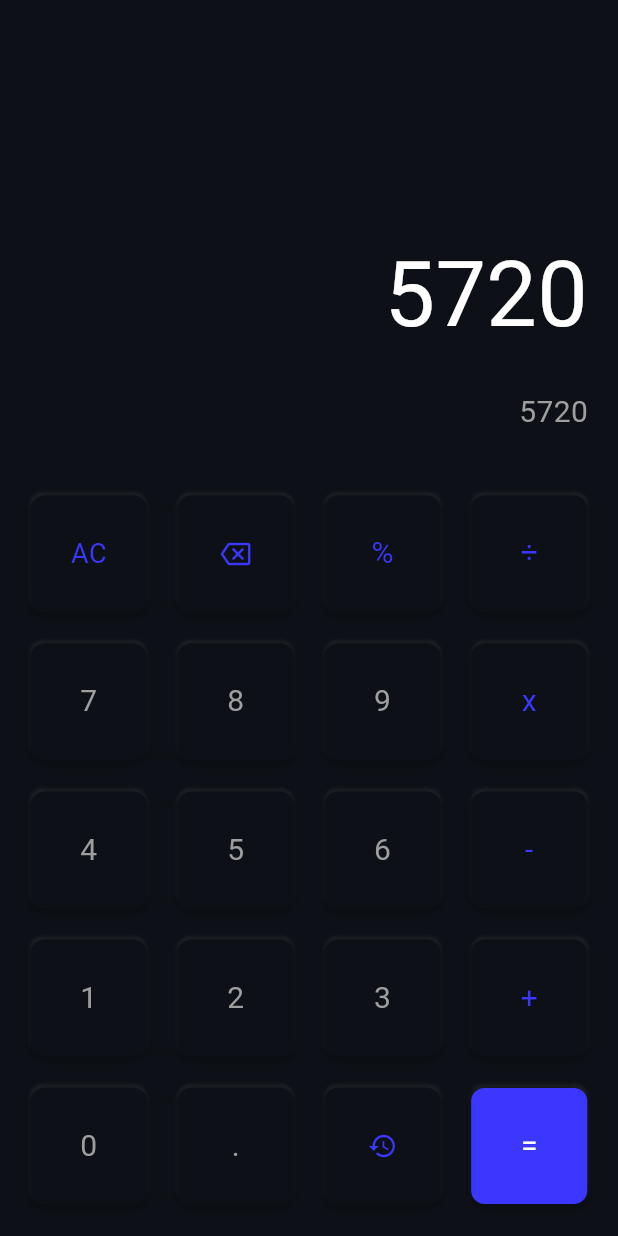
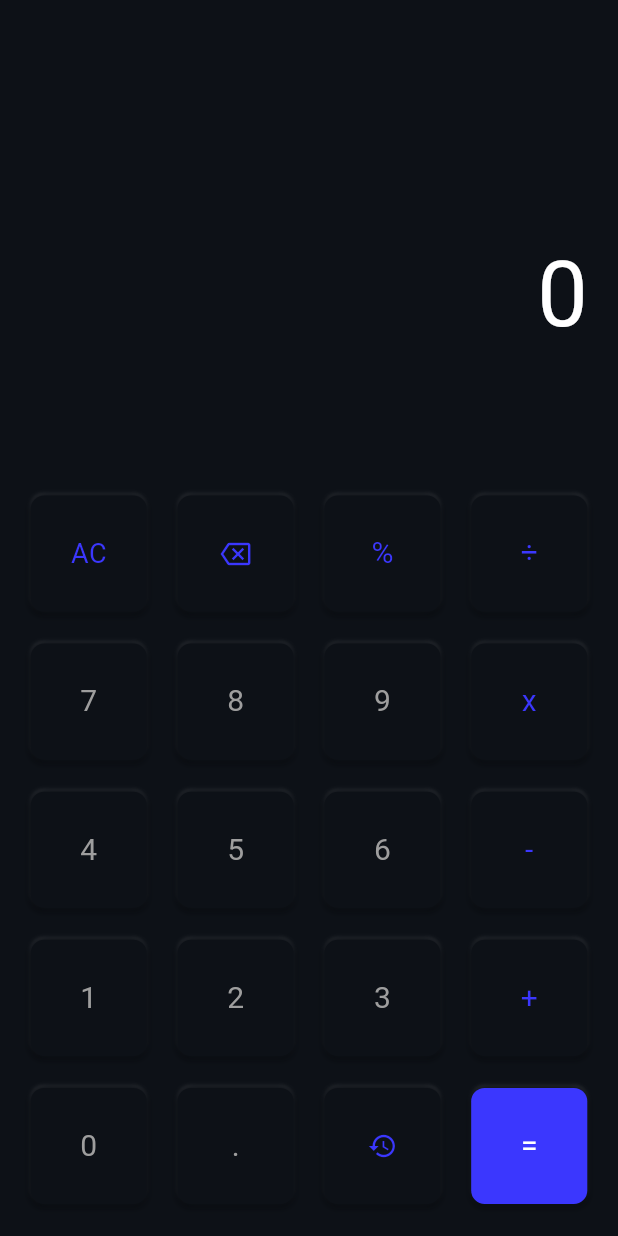
Before and after one commit to itsAliTahir/flutter_calculator_app, a Flutter app: the screen it shows after launch, after a tap on "AC", on a phone screen of 412 x 824 dp. Run offline on Flutter 3.47's test engine with Material 3 defaults, Android fonts, the phone set to English and light mode, and no system bars; drawn by our look-alikes of flutter_bounceable.

Commit message:
basic made

```diff
--- a/lib/main.dart
+++ b/lib/main.dart
@@ -1,5 +1,6 @@
+import 'package:calculator_app/models/dataprovider.dart';
 import 'package:flutter/material.dart';
-
+import 'package:provider/provider.dart';
 import 'screens/homescreen.dart';
 
 void main() {
@@ -11,9 +12,12 @@ class MyApp extends StatelessWidget {
 
   @override
   Widget build(BuildContext context) {
-    return const MaterialApp(
-      debugShowCheckedModeBanner: false,
-      home: HomeScreen(),
+    return ChangeNotifierProvider(
+      create: (context) => DigitalCalculator(),
+      child: const MaterialApp(
+        debugShowCheckedModeBanner: false,
+        home: HomeScreen(),
+      ),
     );
   }
 }
--- /dev/null
+++ b/lib/models/dataprovider.dart
@@ -0,0 +1,23 @@
+import 'package:flutter/material.dart';
+
+class DigitalCalculator extends ChangeNotifier {
+  num _solution = 0;
+  String _input = " ";
+  get solution => _solution;
+  get input => _input;
+
+  void typeInput(String letter) {
+    _input = _input + letter;
+    notifyListeners();
+  }
+
+  void ac() {
+    _input = " ";
+    notifyListeners();
+  }
+
+  void delete() {
+    _input.trimRight();
+    notifyListeners();
+  }
+}
--- a/lib/widgets/button.dart
+++ b/lib/widgets/button.dart
@@ -1,6 +1,5 @@
 import 'package:flutter/material.dart';
 import 'package:flutter_bounceable/flutter_bounceable.dart';
-
 import '../models/themedata.dart';
 
 // ignore: must_be_immutable
@@ -8,7 +7,9 @@ class Button extends StatefulWidget {
   String text;
   Color textColor;
   Color backgroundColor;
-  Button(this.text, this.textColor, this.backgroundColor, {super.key});
+  Function onTap;
+  Button(this.text, this.textColor, this.backgroundColor, this.onTap,
+      {super.key});
 
   @override
   State<Button> createState() => _ButtonState();
@@ -22,7 +23,9 @@ class _ButtonState extends State<Button> {
     double screenWidth = MediaQuery.of(context).size.width;
     double screenHeight = MediaQuery.of(context).size.height;
     return Bounceable(
-      onTap: () {},
+      onTap: () {
+        widget.onTap();
+      },
       onTapDown: (p0) {
         setState(() {
           istapped = true;
@@ -30,6 +33,12 @@ class _ButtonState extends State<Button> {
         });
       },
       onTapUp: (p0) {
+        setState(() {
+          istapped = false;
+          pressedButton = " ";
+        });
+      },
+      onTapCancel: () {
         setState(() {
           istapped = false;
           pressedButton = " ";
--- a/lib/widgets/numpad.dart
+++ b/lib/widgets/numpad.dart
@@ -2,6 +2,8 @@
 
 import 'package:calculator_app/models/themedata.dart';
 import 'package:flutter/material.dart';
+import 'package:provider/provider.dart';
+import '../models/dataprovider.dart';
 import 'button.dart';
 
 class NumPad extends StatefulWidget {
@@ -14,6 +16,7 @@ class NumPad extends StatefulWidget {
 class _NumPadState extends State<NumPad> {
   @override
   Widget build(BuildContext context) {
+    var digitalCalculator = Provider.of<DigitalCalculator>(context);
     Widget buttonsRow(
         Widget ButtonA, Widget ButtonB, Widget ButtonC, Widget ButtonD) {
       return Row(
@@ -26,34 +29,58 @@ class _NumPadState extends State<NumPad> {
       mainAxisAlignment: MainAxisAlignment.spaceEvenly,
       children: [
         buttonsRow(
-          Button("AC", primaryColor, themeColor),
-          Button("<X|", primaryColor, themeColor),
-          Button("%", primaryColor, themeColor),
-          Button("÷", primaryColor, themeColor),
+          Button("AC", primaryColor, themeColor, () {
+            digitalCalculator.ac();
+          }),
+          Button("<X|", primaryColor, themeColor, () {
+            digitalCalculator.delete();
+          }),
+          Button("%", primaryColor, themeColor, () {}),
+          Button("÷", primaryColor, themeColor, () {}),
         ),
         buttonsRow(
-          Button("7", numericColor, themeColor),
-          Button("8", numericColor, themeColor),
-          Button("9", numericColor, themeColor),
-          Button("x", primaryColor, themeColor),
+          Button("7", numericColor, themeColor, () {
+            digitalCalculator.typeInput("7");
+          }),
+          Button("8", numericColor, themeColor, () {
+            digitalCalculator.typeInput("8");
+          }),
+          Button("9", numericColor, themeColor, () {
+            digitalCalculator.typeInput("9");
+          }),
+          Button("x", primaryColor, themeColor, () {}),
         ),
         buttonsRow(
-          Button("4", numericColor, themeColor),
-          Button("5", numericColor, themeColor),
-          Button("6", numericColor, themeColor),
-          Button("-", primaryColor, themeColor),
+          Button("4", numericColor, themeColor, () {
+            digitalCalculator.typeInput("4");
+          }),
+          Button("5", numericColor, themeColor, () {
+            digitalCalculator.typeInput("5");
+          }),
+          Button("6", numericColor, themeColor, () {
+            digitalCalculator.typeInput("6");
+          }),
+          Button("-", primaryColor, themeColor, () {}),
         ),
         buttonsRow(
-          Button("1", numericColor, themeColor),
-          Button("2", numericColor, themeColor),
-          Button("3", numericColor, themeColor),
-          Button("+", primaryColor, themeColor),
+          Button("1", numericColor, themeColor, () {
+            digitalCalculator.typeInput("1");
+          }),
+          Button("2", numericColor, themeColor, () {
+            digitalCalculator.typeInput("2");
+          }),
+          Button("3", numericColor, themeColor, () {
+            digitalCalculator.typeInput("3");
+          }),
+          Button("+", primaryColor, themeColor, () {}),
         ),
         buttonsRow(
-          Button("0", numericColor, themeColor),
-          Button(".", numericColor, themeColor),
-          Button("Q", primaryColor, themeColor),
-          Button("=", Colors.white, primaryColor),
+          Button("0", numericColor, themeColor, () {
+            digitalCalculator.typeInput("0");
+          }),
+          Button(".", numericColor, themeColor, () {}),
+          Button("Q", primaryColor, themeColor, () {}),
+          Button("=", Colors.white, primaryColor, () {}),
         ),
       ],
     );
--- a/lib/widgets/screen.dart
+++ b/lib/widgets/screen.dart
@@ -1,5 +1,7 @@
+import 'package:calculator_app/models/dataprovider.dart';
 import 'package:calculator_app/models/themedata.dart';
 import 'package:flutter/material.dart';
+import 'package:provider/provider.dart';
 
 class Screen extends StatefulWidget {
   const Screen({super.key});
@@ -11,6 +13,7 @@ class Screen extends StatefulWidget {
 class _ScreenState extends State<Screen> {
   @override
   Widget build(BuildContext context) {
+    var digitalCalculator = Provider.of<DigitalCalculator>(context);
     return Container(
       margin: EdgeInsets.all(20),
       child: Column(
@@ -20,7 +23,7 @@ class _ScreenState extends State<Screen> {
           Align(
             alignment: Alignment.centerRight,
             child: Text(
-              "5720",
+              digitalCalculator.solution.toString(),
               style: TextStyle(color: Colors.white, fontSize: 60),
             ),
           ),
@@ -30,7 +33,7 @@ class _ScreenState extends State<Screen> {
           Align(
             alignment: Alignment.centerRight,
             child: Text(
-              "5720",
+              digitalCalculator.input,
               style: TextStyle(color: numericColor, fontSize: 20),
             ),
           ),
--- a/pubspec.yaml
+++ b/pubspec.yaml
@@ -36,6 +36,7 @@ dependencies:
   # Use with the CupertinoIcons class for iOS style icons.
   cupertino_icons: ^1.0.2
   flutter_bounceable: ^1.1.0
+  provider: ^6.1.2
 
 dev_dependencies:
   flutter_test:
```
Also changed, not shown: pubspec.lock.
